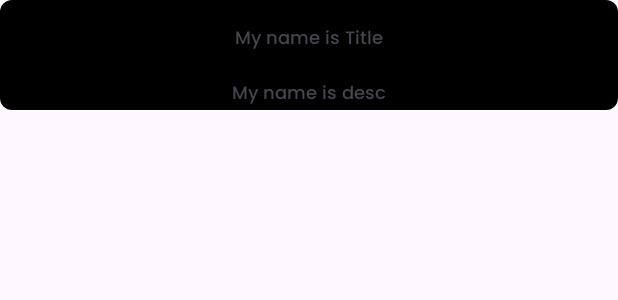
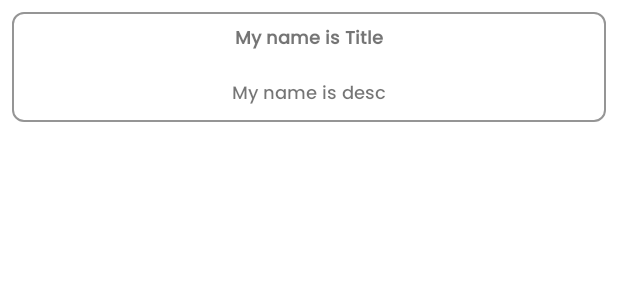
Before and after one commit to pserdax/peanut, an Android app: the layout note_item.xml on its own in the app's theme, with its tools: preview values and no code run, on a phone screen of 412 x 824 dp. Shown: the top 300 px of the screen. Run offline under Robolectric (Android 15) with nearby library versions, the phone set to English and light mode, and no system bars.

Commit message:
Theme modification. Changed material 3 to normal material

```diff
--- a/app/src/main/res/drawable/note_background.xml
+++ b/app/src/main/res/drawable/note_background.xml
@@ -1,8 +1,16 @@
 <?xml version="1.0" encoding="utf-8"?>
-<shape xmlns:android="http://schemas.android.com/apk/res/android"
-    android:shape="rectangle">
-
-    <solid android:color="@color/black"/>
-    <corners android:radius="8dp"/>
-
+<shape xmlns:android="http://schemas.android.com/apk/res/android" android:shape="rectangle" >
+    <corners
+        android:radius="7dp"
+        />
+    <padding
+        android:left="0dp"
+        android:top="0dp"
+        android:right="0dp"
+        android:bottom="0dp"
+        />
+    <stroke
+        android:width="1dp"
+        android:color="@color/goodGray"
+        />
 </shape>
--- a/app/src/main/res/layout/fragment_main.xml
+++ b/app/src/main/res/layout/fragment_main.xml
@@ -10,8 +10,11 @@
         android:id="@+id/fab_add"
         android:layout_width="wrap_content"
         android:layout_height="wrap_content"
+        android:backgroundTint="@color/color_secondary"
         android:layout_marginEnd="@dimen/fab_margin"
         android:layout_marginBottom="16dp"
+        app:borderWidth="0dp"
+        app:elevation="24dp"
         app:layout_constraintBottom_toBottomOf="parent"
         app:layout_constraintEnd_toEndOf="parent"
         app:srcCompat="@android:drawable/ic_input_add" />
@@ -19,7 +22,8 @@
     <androidx.recyclerview.widget.RecyclerView
         android:id="@+id/rv_note"
         android:layout_width="match_parent"
-        android:layout_height="wrap_content"
+        android:layout_height="match_parent"
+        android:layout_marginTop="56dp"
         app:layout_constraintBottom_toBottomOf="parent"
         app:layout_constraintEnd_toEndOf="parent"
         app:layout_constraintStart_toStartOf="parent"
--- a/app/src/main/res/layout/note_item.xml
+++ b/app/src/main/res/layout/note_item.xml
@@ -3,6 +3,7 @@
     xmlns:app="http://schemas.android.com/apk/res-auto"
     android:layout_width="match_parent"
     android:layout_height="wrap_content"
+    android:layout_margin="8dp"
     android:background="@drawable/note_background"
     xmlns:tools="http://schemas.android.com/tools">
 
@@ -10,8 +11,9 @@
         android:id="@+id/tv_title"
         android:layout_width="wrap_content"
         android:layout_height="wrap_content"
-        android:layout_marginTop="16dp"
+        android:padding="8dp"
         app:layout_constraintTop_toTopOf="parent"
+        android:textStyle="bold"
         app:layout_constraintEnd_toEndOf="parent"
         app:layout_constraintStart_toStartOf="parent"
         tools:text="My name is Title"/>
@@ -20,12 +22,10 @@
         android:id="@+id/tv_desc"
         android:layout_width="wrap_content"
         android:layout_height="wrap_content"
-        android:layout_marginTop="16dp"
-        android:fontFamily="@font/poppins_regular"
+        android:padding="8dp"
         app:layout_constraintEnd_toEndOf="parent"
         app:layout_constraintStart_toStartOf="parent"
         app:layout_constraintTop_toBottomOf="@+id/tv_title"
         tools:text="My name is desc"/>
 
-
 </androidx.constraintlayout.widget.ConstraintLayout>
--- a/app/src/main/res/values/themes.xml
+++ b/app/src/main/res/values/themes.xml
@@ -1,10 +1,29 @@
 <resources xmlns:tools="http://schemas.android.com/tools">
     <!-- Base application theme. -->
-    <style name="Base.Theme.Peanut" parent="Theme.Material3.DayNight.NoActionBar">
-        <!-- Customize your light theme here. -->
-<!--         <item name="colorPrimary">#EFF1F2</item>-->
+    <style name="Base.Theme.Peanut" parent="Theme.MaterialComponents.DayNight.NoActionBar">
+
+        <!-- Primary brand color. -->
+        <item name="colorPrimary">@color/color_primary</item>
+        <item name="colorPrimaryDark">@color/black</item>
+        <item name="colorPrimaryVariant">@color/black_dinner</item>
+        <item name="colorOnPrimary">@color/textColorSecondary</item>
+
+        <!-- Secondary brand color. -->
+        <item name="colorSecondary">@color/textColorSecondary</item>
+        <item name="colorSecondaryVariant">@color/textColorSecondary</item>
+        <item name="colorOnSecondary">@color/black_dinner</item>
+
+        <!-- Font family -->
         <item name="fontFamily">@font/poppins_medium</item>
+
+        <!-- Text size -->
         <item name="android:textSize">12sp</item>
+
+        <!-- Status bar color. -->
+<!--        <item name="android:statusBarColor" tools:targetApi="l">?attr/colorPrimaryVariant</item>-->
+
+        <!-- Bottom sheet -->
+        <item name="bottomSheetDialogTheme">@style/AppBottomSheetDialogTheme</item>
     </style>
 
     <style name="Theme.Peanut" parent="Base.Theme.Peanut" />
@@ -23,4 +42,13 @@
         <item name="backgroundTint">@color/black</item>
         <item name="strokeWidth">1dp</item>
     </style>
+
+    <!-- Bottom sheet customizations -->
+    <style name="AppBottomSheetDialogTheme" parent="Theme.Design.Light.BottomSheetDialog">
+        <item name="bottomSheetStyle">@style/AppModalStyle</item>
+    </style>
+
+    <style name="AppModalStyle" parent="Widget.Design.BottomSheet.Modal">
+        <item name="android:background">@drawable/bg_bottom_sheet</item>
+    </style>
 </resources>
```
Also changed, not shown: app/src/main/java/com/lyvetech/peanut/ui/MainActivity.kt (+9 -12 lines), app/src/main/res/drawable-v24/bg_bottom_sheet.xml (added, +12 -0 lines), app/src/main/res/layout/activity_main.xml (+4 -5 lines), app/src/main/res/values/colors.xml (+55 -0 lines).
